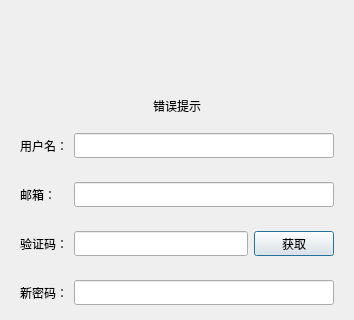
Qt form client/llfcchat/resetdialog.ui (xiegd/chat) before a commit; both pictures show x 0 to 354 and y 0 to 320 of the 354 by 538 pixel window.
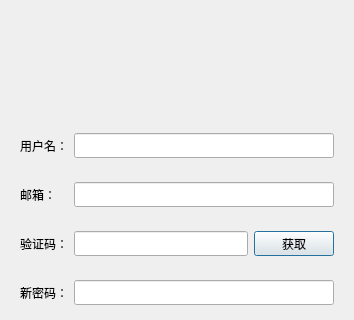
The same form after that commit. Custom widgets are drawn as their Qt base class.

Commit message: ui已修改

```diff
--- a/client/llfcchat/resetdialog.ui
+++ b/client/llfcchat/resetdialog.ui
@@ -42,7 +42,7 @@
       </size>
      </property>
      <property name="text">
-      <string>错误提示</string>
+      <string/>
      </property>
      <property name="alignment">
       <set>Qt::AlignCenter</set>
```
